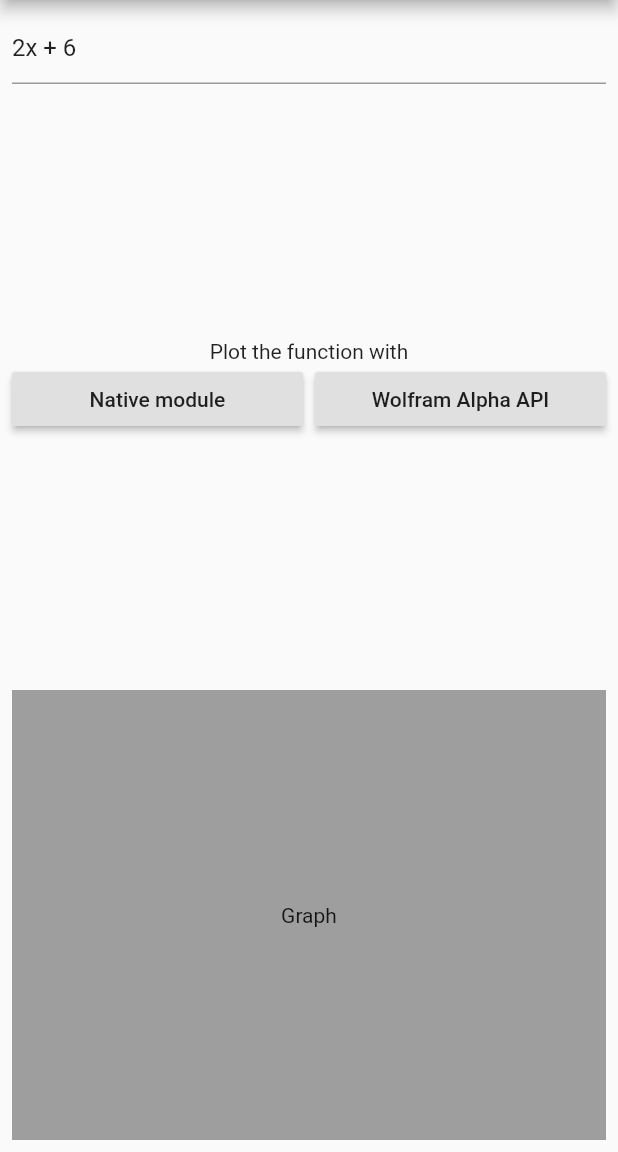
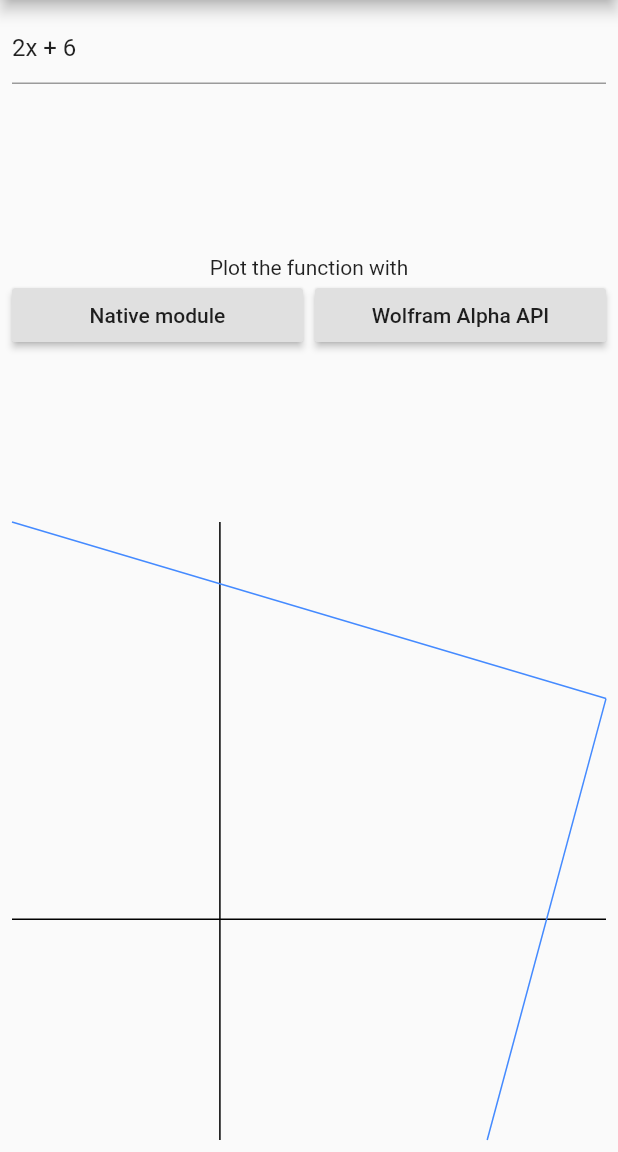
Before and after one commit to RenatFakhrutdinov/calc_app, a Flutter app: the screen it shows after launch, on a phone screen of 412 x 824 dp, the part 84-1236 px from its top. Run offline on Flutter 3.47's test engine with Material 2 defaults, Android fonts, the phone set to English and light mode, and no system bars.

Commit message:
realize GraphWidget

```diff
--- a/lib/ui/graph_widget/graph_widget.dart
+++ b/lib/ui/graph_widget/graph_widget.dart
@@ -1,20 +1,93 @@
 import 'package:flutter/material.dart';
+import 'dart:ui';
+import 'dart:math';
+import 'package:meta/meta.dart';
 
-class GraphWidget extends StatefulWidget {
-  @override
-  _GraphWidgetState createState() => _GraphWidgetState();
-}
+class GraphWidget extends StatelessWidget {
+  final List<Point> points;
 
-class _GraphWidgetState extends State<GraphWidget> {
+  GraphWidget({
+    @required this.points,
+  });
+
   @override
   Widget build(BuildContext context) {
     return Container(
-      height: 300,
+      height: MediaQuery.of(context).size.height / 2,
       width: MediaQuery.of(context).size.width,
-      color: Colors.grey,
-      child: Center(
-        child: Text('Graph'),
+      child: CustomPaint(
+        size: Size.infinite,
+        painter: _GraphPainter(
+          points: points,
+        ),
       ),
     );
   }
 }
+
+///todo fix sorting of points
+class _GraphPainter extends CustomPainter {
+  final List<Point> points;
+
+  double minX, maxX, minY, maxY, windowWidth, windowHeight;
+
+  _GraphPainter({
+    this.points,
+  }) : super() {
+    assert(this.points != null && points.length > 0);
+    this.points.sort((a, b) => a.x.compareTo(b.x));
+    minX = (this.points.first.x > 0.0) ? 0.0 : this.points.first.x;
+    maxX = (this.points.last.x < 0.0) ? 0.0 : this.points.last.x;
+    this.points.sort((a, b) => a.y.compareTo(b.y));
+    minY = (this.points.first.y > 0.0) ? 0.0 : this.points.first.y;
+    maxY = (this.points.last.y < 0.0) ? 0.0 : this.points.last.y;
+    windowWidth = maxX.abs() + minX.abs();
+    windowHeight = maxY.abs() + minY.abs();
+  }
+
+  @override
+  void paint(Canvas canvas, Size size) {
+    Offset origin = _scalePoint(const Point(0.0, 0.0), size);
+
+    ///draw each axis
+    Paint axisPaint = Paint();
+    axisPaint.color = Colors.black;
+    axisPaint.style = PaintingStyle.stroke;
+    axisPaint.strokeWidth = 1;
+
+    ///x axis
+    canvas.drawLine(
+        Offset(0.0, origin.dy), Offset(size.width, origin.dy), axisPaint);
+
+    ///y axis
+    canvas.drawLine(
+        Offset(origin.dx, 0.0), Offset(origin.dx, size.height), axisPaint);
+
+    ///draw trace line
+    Paint traceLinePaint = Paint();
+    traceLinePaint.color = Colors.blueAccent;
+    traceLinePaint.strokeWidth = 1;
+    traceLinePaint.style = PaintingStyle.fill;
+
+    for (int i = 0; i < points.length; i++) {
+      bool isLastPoint = (i + 1) == points.length;
+      Offset firstPoint = _scalePoint(points[i], size);
+      if (!isLastPoint) {
+        var secondPoint = _scalePoint(points[i + 1], size);
+        canvas.drawLine(
+          firstPoint,
+          secondPoint,
+          traceLinePaint,
+        );
+      }
+    }
+  }
+
+  bool shouldRepaint(_GraphPainter oldDelegate) => true;
+
+  Offset _scalePoint(Point p, Size size) {
+    double scaledX = (size.width * (p.x - minX)) / (maxX - minX);
+    double scaledY = size.height - (size.height * (p.y - minY)) / (maxY - minY);
+    return Offset(scaledX, scaledY);
+  }
+}
--- a/lib/ui/main_page.dart
+++ b/lib/ui/main_page.dart
@@ -1,3 +1,5 @@
+import 'dart:math';
+
 import 'package:calcapp/presenter/randomizer.dart';
 import 'package:calcapp/res/strings.dart';
 import 'package:calcapp/ui/graph_widget/graph_widget.dart';
@@ -11,6 +13,12 @@ class MainPage extends StatefulWidget {
 class _MainPageState extends State<MainPage> {
   TextEditingController _mathExpressionController =
       TextEditingController(text: Randomizer().randomExpression());
+
+  final List<Point> data = [
+    const Point(9, -5.0),
+    const Point(-7.0, 9.0),
+    const Point(13.0, 5.0),
+  ];
 
   @override
   Widget build(BuildContext context) {
@@ -46,7 +54,9 @@ class _MainPageState extends State<MainPage> {
                   ),
                 ],
               ),
-              GraphWidget()
+              GraphWidget(
+                points: data,
+              )
             ],
           ),
         ));
```
